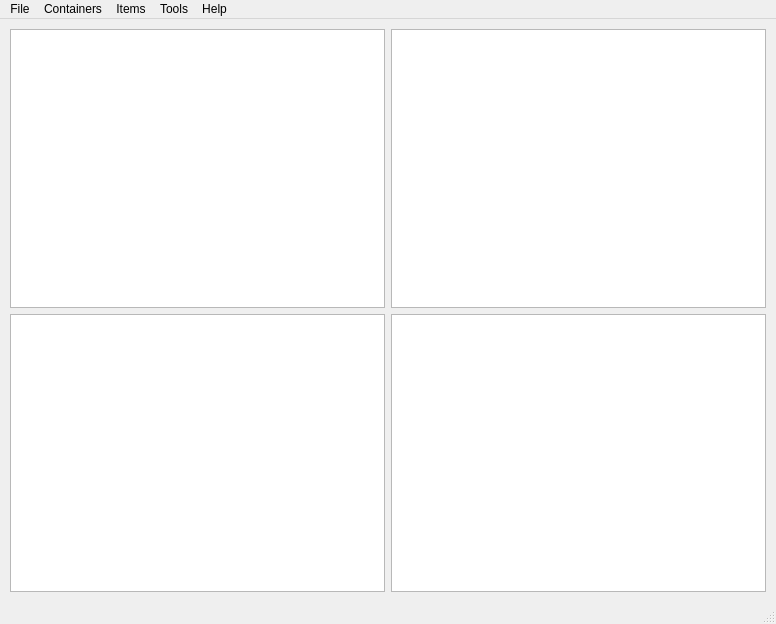
The window that interface.ui (TheBurgerOverlord/BSIM) describes before a commit, drawn with Qt 5.
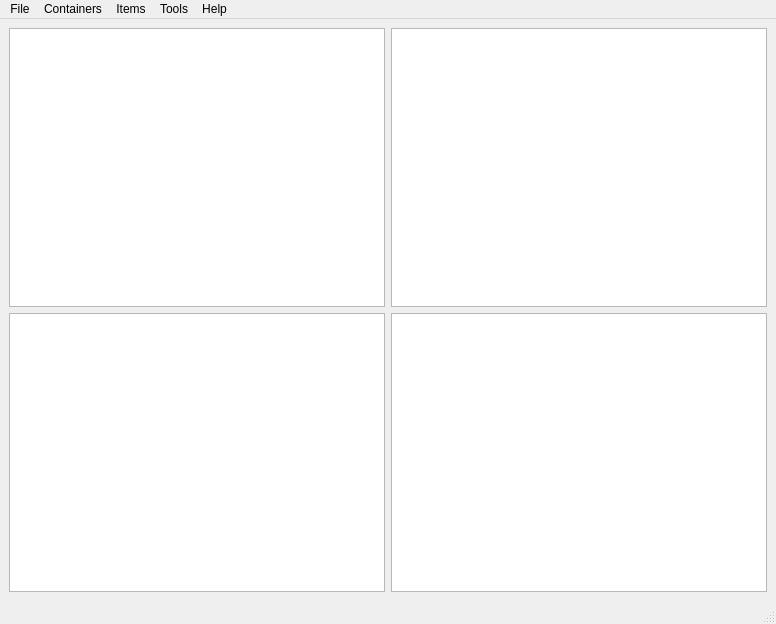
The same window after the commit. Icons and pictures are not drawn.

The edit to the form file:
```diff
--- a/interface.ui
+++ b/interface.ui
@@ -36,13 +36,13 @@
        <enum>QLayout::SizeConstraint::SetNoConstraint</enum>
       </property>
       <property name="leftMargin">
-       <number>1</number>
+       <number>0</number>
       </property>
       <property name="topMargin">
-       <number>1</number>
+       <number>0</number>
       </property>
       <property name="rightMargin">
-       <number>1</number>
+       <number>0</number>
       </property>
       <property name="bottomMargin">
        <number>1</number>
```
